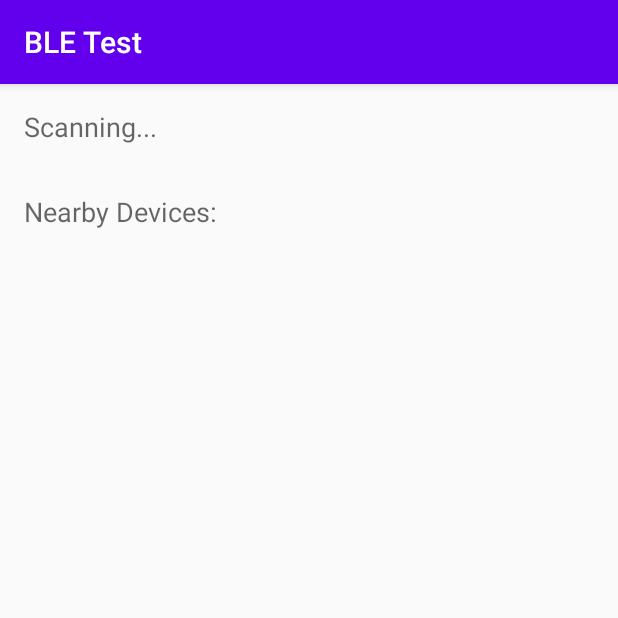
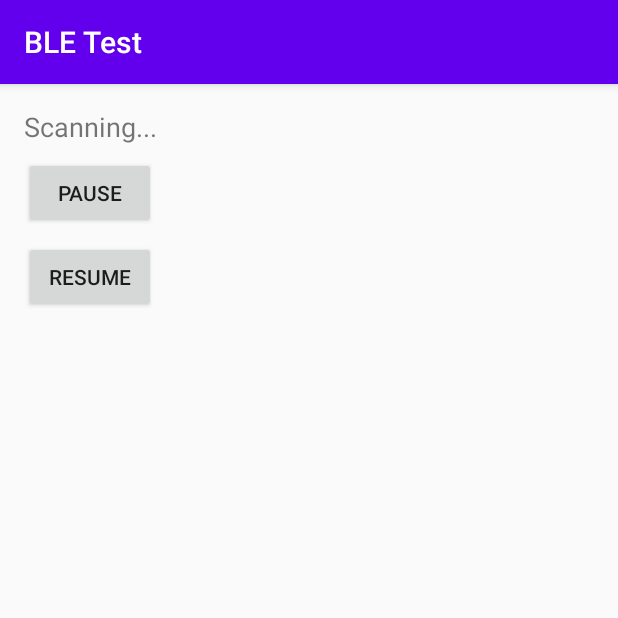
Before and after one commit to krypton-symbiot-2025/BLE, an Android app built with Jetpack Compose: the screen it shows after launch (MainActivity), on a phone screen of 412 x 824 dp, the top half of it. Run offline under Robolectric (Android 15) with nearby library versions, the phone set to English and light mode, and no system bars.

```diff
--- a/app/src/main/res/layout/activity_main.xml
+++ b/app/src/main/res/layout/activity_main.xml
@@ -1,26 +1,46 @@
 <?xml version="1.0" encoding="utf-8"?>
 <RelativeLayout xmlns:android="http://schemas.android.com/apk/res/android"
+    android:id="@+id/root_layout"
     android:layout_width="match_parent"
-    android:layout_height="match_parent">
+    android:layout_height="match_parent"
+    android:padding="16dp">
 
-    <!-- Status text (e.g., "Scanning...", "Advertising...") -->
     <TextView
         android:id="@+id/status_text"
+        android:layout_width="wrap_content"
+        android:layout_height="wrap_content"
+        android:text="Status"
+        android:textSize="18sp" />
+
+    <Button
+        android:id="@+id/pause_button"
+        android:layout_width="wrap_content"
+        android:layout_height="wrap_content"
+        android:text="Pause"
+        android:layout_below="@id/status_text"
+        android:layout_marginTop="8dp" />
+
+    <Button
+        android:id="@+id/resume_button"
+        android:layout_width="wrap_content"
+        android:layout_height="wrap_content"
+        android:text="Resume"
+        android:layout_below="@id/pause_button"
+        android:layout_marginTop="8dp" />
+
+    <ScrollView
+        android:id="@+id/scroll_view"
         android:layout_width="match_parent"
         android:layout_height="wrap_content"
-        android:text="Status: Idle"
-        android:textAppearance="?android:textAppearanceMedium"
-        android:padding="16dp"
-        android:layout_alignParentTop="true" />
+        android:layout_below="@id/resume_button"
+        android:layout_marginTop="16dp"
+        android:layout_alignParentBottom="true"
+        android:fillViewport="true">
 
-    <!-- Nearby devices text, placed below status_text -->
-    <TextView
-        android:id="@+id/devices_text"
-        android:layout_width="match_parent"
-        android:layout_height="wrap_content"
-        android:text="Nearby Devices:\n"
-        android:textAppearance="?android:textAppearanceMedium"
-        android:padding="16dp"
-        android:layout_below="@id/status_text" />
-
+        <LinearLayout
+            android:id="@+id/advertiser_list"
+            android:layout_width="match_parent"
+            android:layout_height="wrap_content"
+            android:orientation="vertical" />
+    </ScrollView>
 </RelativeLayout>
--- /dev/null
+++ b/app/src/main/res/layout/advertiser_item.xml
@@ -0,0 +1,6 @@
+<?xml version="1.0" encoding="utf-8"?>
+<RelativeLayout xmlns:android="http://schemas.android.com/apk/res/android"
+             android:layout_width="match_parent"
+             android:layout_height="match_parent">
+
+</RelativeLayout>
--- a/gradle/libs.versions.toml
+++ b/gradle/libs.versions.toml
@@ -9,6 +9,7 @@ lifecycleRuntimeKtx = "2.6.1"
 activityCompose = "1.8.0"
 composeBom = "2024.04.01"
 appcompat = "1.7.0"
+recyclerview = "1.4.0"
 
 [libraries]
 androidx-core-ktx = { group = "androidx.core", name = "core-ktx", version.ref = "coreKtx" }
@@ -26,6 +27,7 @@ androidx-ui-test-manifest = { group = "androidx.compose.ui", name = "ui-test-man
 androidx-ui-test-junit4 = { group = "androidx.compose.ui", name = "ui-test-junit4" }
 androidx-material3 = { group = "androidx.compose.material3", name = "material3" }
 androidx-appcompat = { group = "androidx.appcompat", name = "appcompat", version.ref = "appcompat" }
+androidx-recyclerview = { group = "androidx.recyclerview", name = "recyclerview", version.ref = "recyclerview" }
 
 [plugins]
 android-application = { id = "com.android.application", version.ref = "agp" }
```
Also changed, not shown: app/build.gradle (+4 -3 lines), app/src/main/java/com/example/ble/MainActivity.java (+30 -6 lines).
